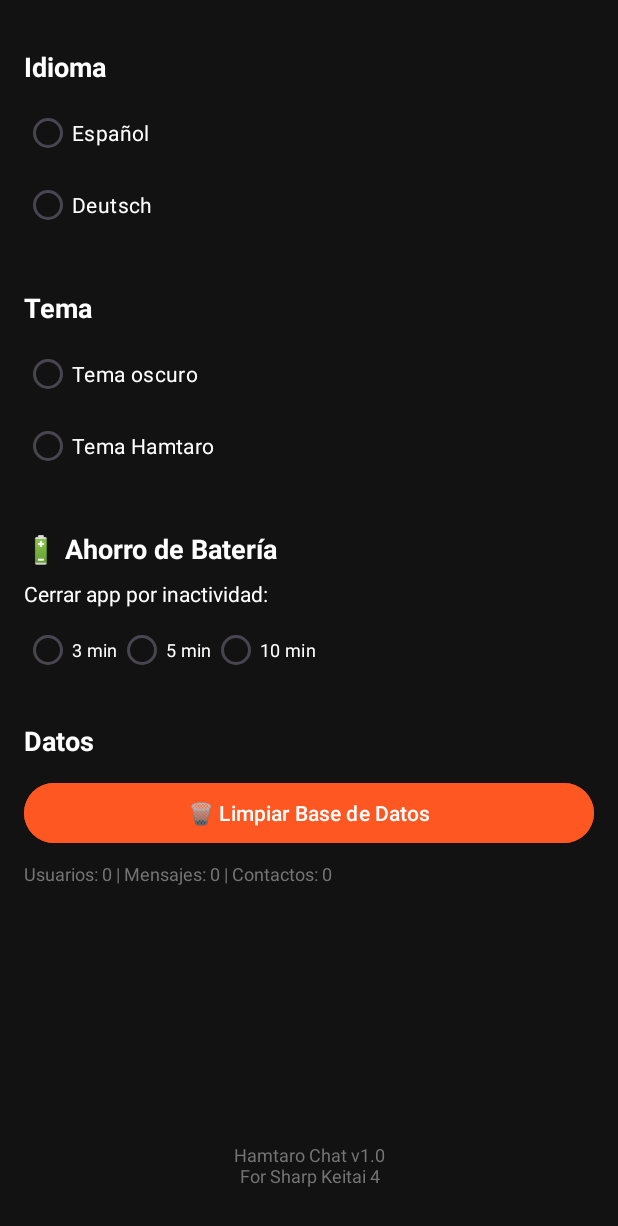
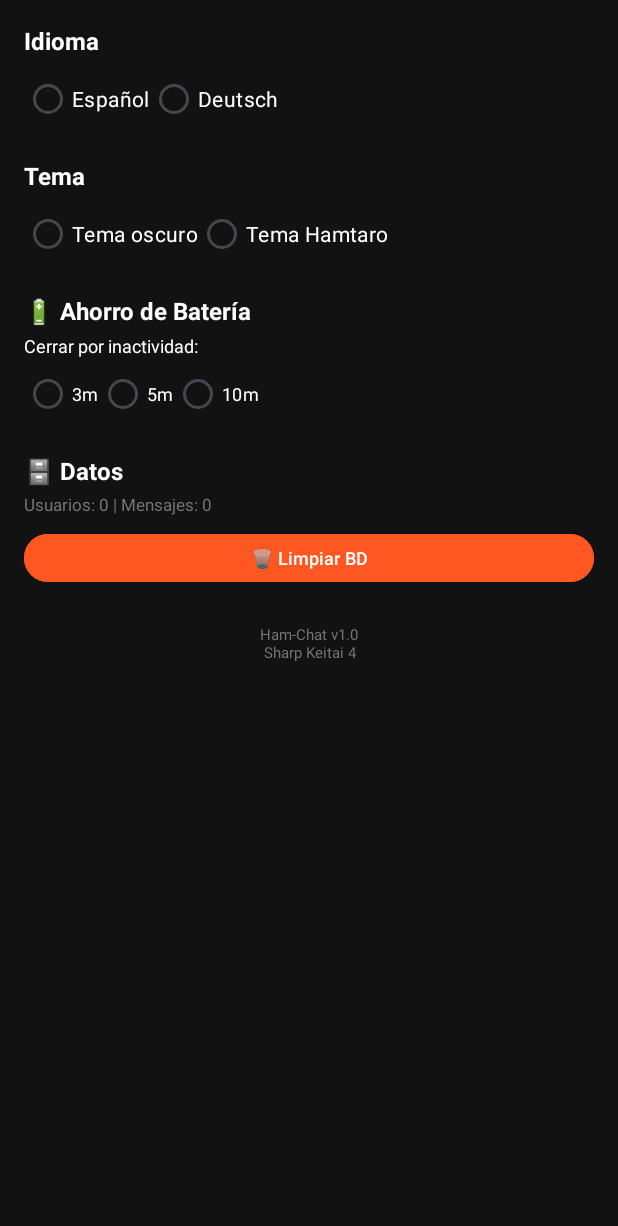
Before and after one commit to dragonnegro190285/hamchat-server, an Android app: the layout fragment_settings.xml on its own in the app's theme, with its tools: preview values and no code run, on a phone screen of 412 x 824 dp. Shown: the top 1226 px of the screen. Run offline under Robolectric (Android 15) with nearby library versions, the phone set to English and light mode, and no system bars.

Commit message:
fix: Cambiar Settings a ScrollView para pantallas pequeñas
- Layout ahora usa ScrollView + LinearLayout
- Elementos más compactos para Sharp Keitai 4
- Botón de limpiar BD visible con scroll
- Textos más pequeños para caber en pantalla

```diff
--- a/app/src/main/res/layout/fragment_settings.xml
+++ b/app/src/main/res/layout/fragment_settings.xml
@@ -1,132 +1,120 @@
 <?xml version="1.0" encoding="utf-8"?>
-<androidx.constraintlayout.widget.ConstraintLayout xmlns:android="http://schemas.android.com/apk/res/android"
-    xmlns:app="http://schemas.android.com/apk/res-auto"
+<ScrollView xmlns:android="http://schemas.android.com/apk/res/android"
     xmlns:tools="http://schemas.android.com/tools"
     android:layout_width="match_parent"
     android:layout_height="match_parent"
     android:background="@color/background_dark"
-    android:padding="16dp"
+    android:fillViewport="true"
     tools:context=".fragments.SettingsFragment">
 
+    <LinearLayout
+        android:layout_width="match_parent"
+        android:layout_height="wrap_content"
+        android:orientation="vertical"
+        android:padding="16dp">
+
+        <!-- Idioma -->
         <TextView
             android:id="@+id/language_title"
-        android:layout_width="0dp"
+            android:layout_width="match_parent"
             android:layout_height="wrap_content"
-        android:layout_marginTop="16dp"
             android:text="@string/language"
             android:textColor="@color/on_surface_dark"
-        android:textSize="18sp"
-        android:textStyle="bold"
-        app:layout_constraintEnd_toEndOf="parent"
-        app:layout_constraintStart_toStartOf="parent"
-        app:layout_constraintTop_toTopOf="parent" />
+            android:textSize="16sp"
+            android:textStyle="bold" />
 
         <RadioGroup
             android:id="@+id/language_radio_group"
-        android:layout_width="0dp"
+            android:layout_width="match_parent"
             android:layout_height="wrap_content"
-        android:layout_marginTop="8dp"
-        android:orientation="vertical"
-        app:layout_constraintEnd_toEndOf="parent"
-        app:layout_constraintStart_toStartOf="parent"
-        app:layout_constraintTop_toBottomOf="@+id/language_title">
+            android:layout_marginTop="4dp"
+            android:orientation="horizontal">
 
             <RadioButton
                 android:id="@+id/radio_spanish"
                 android:layout_width="wrap_content"
                 android:layout_height="wrap_content"
                 android:text="Español"
-            android:textColor="@color/on_surface_dark" />
+                android:textColor="@color/on_surface_dark"
+                android:textSize="14sp" />
 
             <RadioButton
                 android:id="@+id/radio_german"
                 android:layout_width="wrap_content"
                 android:layout_height="wrap_content"
                 android:text="Deutsch"
-            android:textColor="@color/on_surface_dark" />
+                android:textColor="@color/on_surface_dark"
+                android:textSize="14sp" />
 
         </RadioGroup>
 
+        <!-- Tema -->
         <TextView
             android:id="@+id/theme_title"
-        android:layout_width="0dp"
+            android:layout_width="match_parent"
             android:layout_height="wrap_content"
-        android:layout_marginTop="32dp"
+            android:layout_marginTop="16dp"
             android:text="@string/theme"
             android:textColor="@color/on_surface_dark"
-        android:textSize="18sp"
-        android:textStyle="bold"
-        app:layout_constraintEnd_toEndOf="parent"
-        app:layout_constraintStart_toStartOf="parent"
-        app:layout_constraintTop_toBottomOf="@+id/language_radio_group" />
+            android:textSize="16sp"
+            android:textStyle="bold" />
 
         <RadioGroup
             android:id="@+id/theme_radio_group"
-        android:layout_width="0dp"
+            android:layout_width="match_parent"
             android:layout_height="wrap_content"
-        android:layout_marginTop="8dp"
-        android:orientation="vertical"
-        app:layout_constraintEnd_toEndOf="parent"
-        app:layout_constraintStart_toStartOf="parent"
-        app:layout_constraintTop_toBottomOf="@+id/theme_title">
+            android:layout_marginTop="4dp"
+            android:orientation="horizontal">
 
             <RadioButton
                 android:id="@+id/radio_dark"
                 android:layout_width="wrap_content"
                 android:layout_height="wrap_content"
                 android:text="@string/dark_theme"
-            android:textColor="@color/on_surface_dark" />
+                android:textColor="@color/on_surface_dark"
+                android:textSize="14sp" />
 
             <RadioButton
                 android:id="@+id/radio_hamtaro"
                 android:layout_width="wrap_content"
                 android:layout_height="wrap_content"
                 android:text="@string/hamtaro_theme"
-            android:textColor="@color/on_surface_dark" />
+                android:textColor="@color/on_surface_dark"
+                android:textSize="14sp" />
 
         </RadioGroup>
 
-    <!-- Sección de Ahorro de Batería -->
+        <!-- Ahorro de Batería -->
         <TextView
             android:id="@+id/battery_title"
-        android:layout_width="0dp"
+            android:layout_width="match_parent"
             android:layout_height="wrap_content"
-        android:layout_marginTop="32dp"
+            android:layout_marginTop="16dp"
             android:text="🔋 Ahorro de Batería"
             android:textColor="@color/on_surface_dark"
-        android:textSize="18sp"
-        android:textStyle="bold"
-        app:layout_constraintEnd_toEndOf="parent"
-        app:layout_constraintStart_toStartOf="parent"
-        app:layout_constraintTop_toBottomOf="@+id/theme_radio_group" />
+            android:textSize="16sp"
+            android:textStyle="bold" />
 
         <TextView
             android:id="@+id/inactivity_label"
-        android:layout_width="0dp"
+            android:layout_width="match_parent"
             android:layout_height="wrap_content"
-        android:layout_marginTop="8dp"
-        android:text="Cerrar app por inactividad:"
+            android:layout_marginTop="4dp"
+            android:text="Cerrar por inactividad:"
             android:textColor="@color/on_surface_dark"
-        android:textSize="14sp"
-        app:layout_constraintEnd_toEndOf="parent"
-        app:layout_constraintStart_toStartOf="parent"
-        app:layout_constraintTop_toBottomOf="@+id/battery_title" />
+            android:textSize="12sp" />
 
         <RadioGroup
             android:id="@+id/inactivity_radio_group"
-        android:layout_width="0dp"
+            android:layout_width="match_parent"
             android:layout_height="wrap_content"
-        android:layout_marginTop="4dp"
-        android:orientation="horizontal"
-        app:layout_constraintEnd_toEndOf="parent"
-        app:layout_constraintStart_toStartOf="parent"
-        app:layout_constraintTop_toBottomOf="@+id/inactivity_label">
+            android:orientation="horizontal">
 
             <RadioButton
                 android:id="@+id/radio_3min"
                 android:layout_width="wrap_content"
                 android:layout_height="wrap_content"
-            android:text="3 min"
+                android:text="3m"
                 android:textColor="@color/on_surface_dark"
                 android:textSize="12sp" />
 
@@ -134,7 +122,7 @@
                 android:id="@+id/radio_5min"
                 android:layout_width="wrap_content"
                 android:layout_height="wrap_content"
-            android:text="5 min"
+                android:text="5m"
                 android:textColor="@color/on_surface_dark"
                 android:textSize="12sp" />
 
@@ -142,62 +130,53 @@
                 android:id="@+id/radio_10min"
                 android:layout_width="wrap_content"
                 android:layout_height="wrap_content"
-            android:text="10 min"
+                android:text="10m"
                 android:textColor="@color/on_surface_dark"
                 android:textSize="12sp" />
 
         </RadioGroup>
 
-    <!-- Sección de Datos (temporal para pruebas) -->
+        <!-- Sección de Datos -->
         <TextView
             android:id="@+id/data_title"
-        android:layout_width="0dp"
+            android:layout_width="match_parent"
             android:layout_height="wrap_content"
-        android:layout_marginTop="24dp"
-        android:text="Datos"
+            android:layout_marginTop="16dp"
+            android:text="🗄️ Datos"
             android:textColor="@color/on_surface_dark"
-        android:textSize="18sp"
-        android:textStyle="bold"
-        app:layout_constraintEnd_toEndOf="parent"
-        app:layout_constraintStart_toStartOf="parent"
-        app:layout_constraintTop_toBottomOf="@+id/inactivity_radio_group" />
+            android:textSize="16sp"
+            android:textStyle="bold" />
+
+        <TextView
+            android:id="@+id/db_stats"
+            android:layout_width="match_parent"
+            android:layout_height="wrap_content"
+            android:layout_marginTop="4dp"
+            android:text="Usuarios: 0 | Mensajes: 0"
+            android:textColor="@color/message_timestamp"
+            android:textSize="11sp" />
 
         <Button
             android:id="@+id/btn_clear_database"
-        android:layout_width="0dp"
-        android:layout_height="48dp"
-        android:layout_marginTop="12dp"
+            android:layout_width="match_parent"
+            android:layout_height="40dp"
+            android:layout_marginTop="8dp"
             android:backgroundTint="#FF5722"
-        android:text="🗑️ Limpiar Base de Datos"
+            android:text="🗑️ Limpiar BD"
             android:textColor="@android:color/white"
-        android:textSize="14sp"
-        app:layout_constraintEnd_toEndOf="parent"
-        app:layout_constraintStart_toStartOf="parent"
-        app:layout_constraintTop_toBottomOf="@+id/data_title" />
+            android:textSize="12sp" />
 
-    <TextView
-        android:id="@+id/db_stats"
-        android:layout_width="0dp"
-        android:layout_height="wrap_content"
-        android:layout_marginTop="8dp"
-        android:text="Usuarios: 0 | Mensajes: 0 | Contactos: 0"
-        android:textColor="@color/message_timestamp"
-        android:textSize="12sp"
-        app:layout_constraintEnd_toEndOf="parent"
-        app:layout_constraintStart_toStartOf="parent"
-        app:layout_constraintTop_toBottomOf="@+id/btn_clear_database" />
-
+        <!-- Versión -->
         <TextView
             android:id="@+id/version_info"
-        android:layout_width="wrap_content"
+            android:layout_width="match_parent"
             android:layout_height="wrap_content"
-        android:layout_marginBottom="16dp"
-        android:text="Hamtaro Chat v1.0\nFor Sharp Keitai 4"
-        android:textAlignment="center"
+            android:layout_marginTop="24dp"
+            android:gravity="center"
+            android:text="Ham-Chat v1.0\nSharp Keitai 4"
             android:textColor="@color/message_timestamp"
-        android:textSize="12sp"
-        app:layout_constraintBottom_toBottomOf="parent"
-        app:layout_constraintEnd_toEndOf="parent"
-        app:layout_constraintStart_toStartOf="parent" />
+            android:textSize="10sp" />
 
-</androidx.constraintlayout.widget.ConstraintLayout>
+    </LinearLayout>
+
+</ScrollView>
```
Lines whose indentation alone changed are shown as unchanged.
